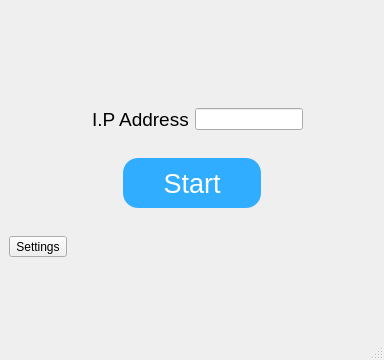
Above: PC-Desktop/AvenueUI.ui from ssardana08/Avenue before the change. Below: the same form after it.
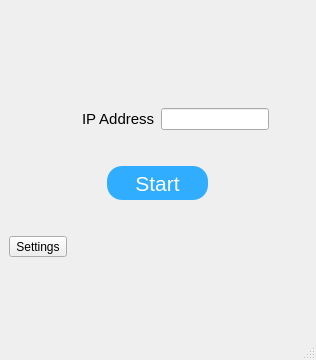
That is the form after the change. Icons and pictures are not drawn.

Patch:
```diff
--- a/PC-Desktop/AvenueUI.ui
+++ b/PC-Desktop/AvenueUI.ui
@@ -6,7 +6,7 @@
    <rect>
     <x>0</x>
     <y>0</y>
-    <width>384</width>
+    <width>316</width>
     <height>360</height>
    </rect>
   </property>
@@ -38,14 +38,14 @@
         </property>
         <property name="font">
          <font>
-          <pointsize>14</pointsize>
+          <pointsize>11</pointsize>
           <weight>50</weight>
           <italic>false</italic>
           <bold>false</bold>
          </font>
         </property>
         <property name="text">
-         <string>I.P Address</string>
+         <string>IP Address</string>
         </property>
        </widget>
       </item>
@@ -76,13 +76,13 @@
         </property>
         <property name="minimumSize">
          <size>
-          <width>138</width>
-          <height>50</height>
+          <width>101</width>
+          <height>34</height>
          </size>
         </property>
         <property name="font">
          <font>
-          <pointsize>20</pointsize>
+          <pointsize>16</pointsize>
           <weight>50</weight>
           <bold>false</bold>
          </font>
```
Left out of the diff: 2 changed lines with no effect on the pictures.
